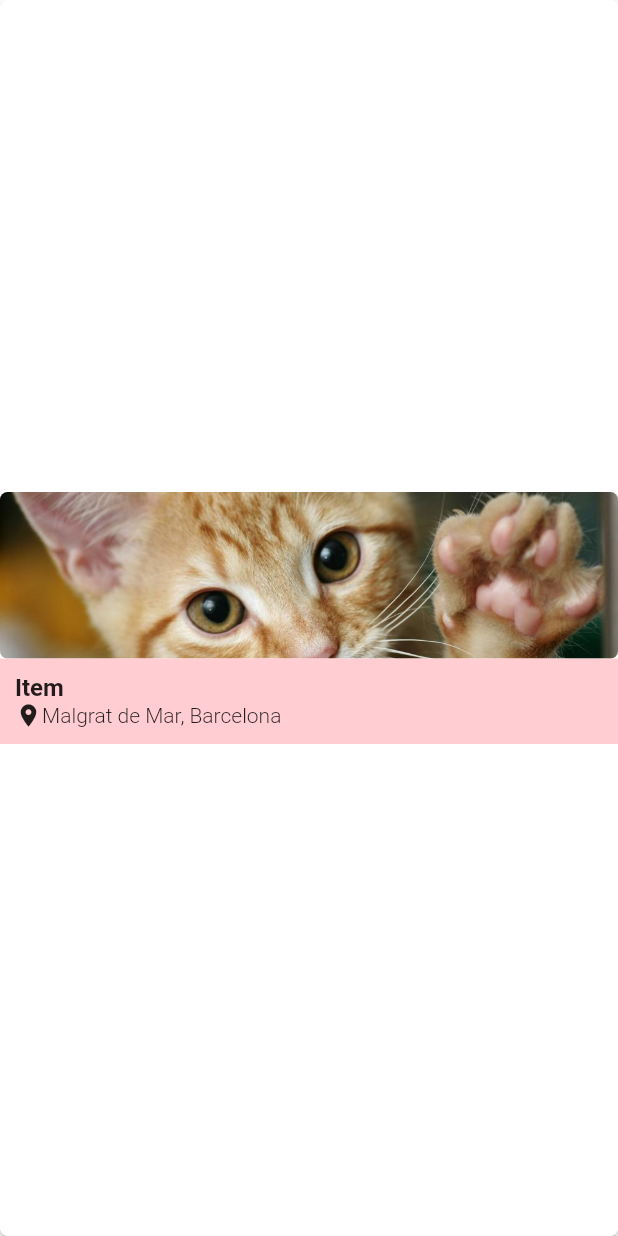
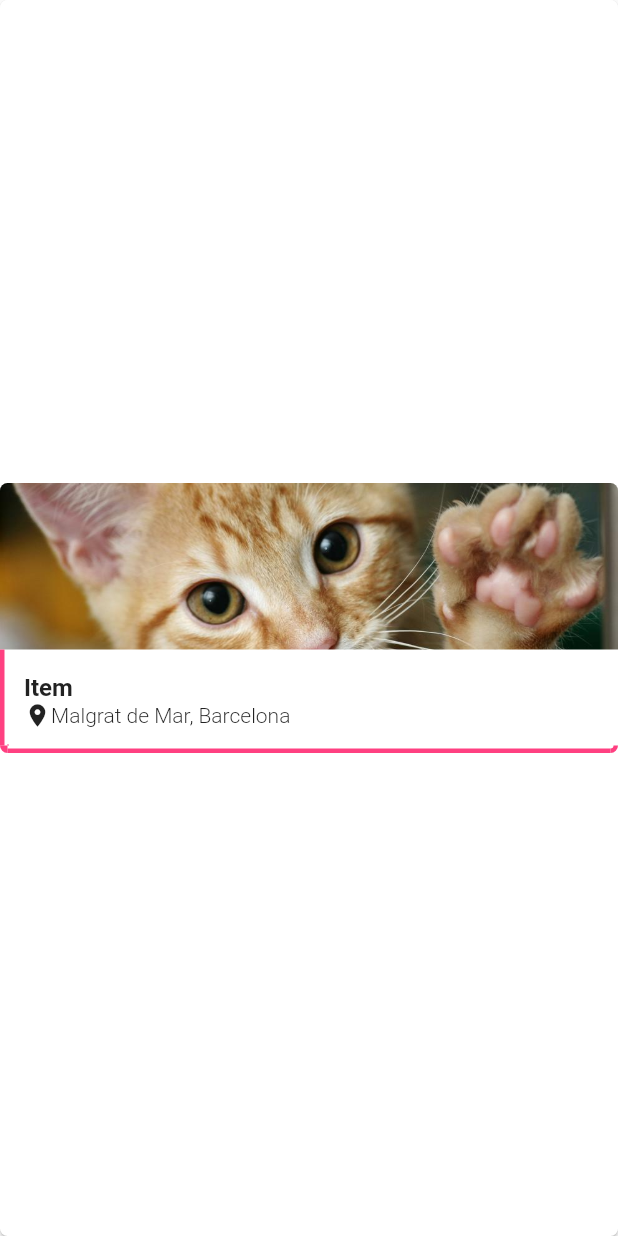
Before and after one commit to raulmabe/missing, a Flutter app: the MissingCard widget shown alone on an empty page, opened directly, on a phone screen of 412 x 824 dp. Run offline on Flutter 3.47's test engine with Material 2 defaults, Android fonts, the phone set to English and light mode, and no system bars; our stand-ins replace font_awesome_flutter, image_picker; Roboto replaces fonts that are missing (Montserrat).

Commit message:
Changed colors, now is more aesthetic. Added gradients in searchbar and changed a bit the cards

```diff
--- a/lib/themeData.dart
+++ b/lib/themeData.dart
@@ -3,8 +3,8 @@ import 'package:flutter/material.dart';
 class MyTheme extends InheritedWidget{
 
   // My Colors
-  final kPrimaryColor = const Color.fromRGBO(58, 66, 86, 1.0); //const Color(0xffFF7675);
-  final kPrimaryLight = Colors.red[100];  //const Color(0xFFffcdd2);
+  final kPrimaryColor = const Color(0xffFF7675); // const Color.fromRGBO(58, 66, 86, 1.0);
+  final kPrimaryLight =const Color(0xffEC4B5C);  //const Color(0xFFffcdd2);
   final kPrimaryDark = const Color(0xFFCC6866);
   final kSecondaryColor = const Color(0xff1abc9c);
   final kSecondaryLight = Colors.redAccent[100];
--- a/lib/ui/pages/homePage.dart
+++ b/lib/ui/pages/homePage.dart
@@ -26,7 +26,9 @@ class _HomePageState extends State<HomePage>
   }
 
   void _handleTabSelection() {
-    setState(() {});
+    setState(() {
+      _showSearchBar = true;
+    });
   }
 
   @override
--- a/lib/ui/pages/missingDetails.dart
+++ b/lib/ui/pages/missingDetails.dart
@@ -69,7 +69,10 @@ class MissingDetails extends StatelessWidget {
                     child: Container(
                       height: 300,
                       decoration: BoxDecoration(
-                          borderRadius: BorderRadius.circular(5.0),
+                          borderRadius: BorderRadius.only(
+                            topLeft: Radius.circular(5.0),
+                            topRight: Radius.circular(5.0),
+                          ),
                           image: DecorationImage(
                             fit: BoxFit.cover,
                             image: AssetImage("assets/gato1.jpg"),
@@ -144,19 +147,19 @@ class MissingDetails extends StatelessWidget {
                           padding: const EdgeInsets.symmetric(vertical: 20.0),
                           child: FlatButton(
                             shape: RoundedRectangleBorder(
-                              side: BorderSide(color: Theme.of(context).primaryColor,),
-                              borderRadius: BorderRadius.circular(50.0)
-                            ),
+                                side: BorderSide(
+                                  color: Theme.of(context).primaryColor,
+                                ),
+                                borderRadius: BorderRadius.circular(50.0)),
                             onPressed: _sharePost,
                             child: Padding(
                               padding: const EdgeInsets.all(10.0),
                               child: Text(
                                 "Share",
                                 style: TextStyle(
-                                  color: Theme.of(context).primaryColor,
-                                  fontSize: 20.0,
-                                  fontWeight: FontWeight.w300
-                                ),
+                                    color: Theme.of(context).primaryColor,
+                                    fontSize: 20.0,
+                                    fontWeight: FontWeight.w300),
                               ),
                             ),
                           ),
@@ -226,8 +229,9 @@ class MissingDetails extends StatelessWidget {
                   child: Container(
                     padding: EdgeInsets.all(15.0),
                     decoration: BoxDecoration(
-                      border: Border(right: BorderSide(color: Colors.white.withAlpha(80)))
-                    ),
+                        border: Border(
+                            right:
+                                BorderSide(color: Colors.white.withAlpha(80)))),
                     child: Icon(
                       Icons.call,
                       color: Colors.white,
@@ -248,8 +252,9 @@ class MissingDetails extends StatelessWidget {
                   child: Container(
                     padding: EdgeInsets.all(15.0),
                     decoration: BoxDecoration(
-                      border: Border(left: BorderSide(color: Colors.white.withAlpha(80)))
-                    ),
+                        border: Border(
+                            left:
+                                BorderSide(color: Colors.white.withAlpha(80)))),
                     child: Icon(
                       Icons.chat,
                       color: Colors.white,
@@ -264,7 +269,7 @@ class MissingDetails extends StatelessWidget {
     );
   }
 
-  void _sharePost() async{
+  void _sharePost() async {
     print("Sharing post");
   }
 
--- a/lib/ui/pages/upload/secondBody.dart
+++ b/lib/ui/pages/upload/secondBody.dart
@@ -174,7 +174,7 @@ class _SecondBodyState extends State<SecondBody> {
     List<Widget> list = [];
     for (int i = 0; i < tags.length; ++i) {
       list.add(Chip(
-        label: Text(tags[i]),
+        label: Text(tags[i], style: TextStyle(color: Colors.white)),
         onDeleted: () => deleteTag(tags[i]),
         backgroundColor: Theme.of(context).primaryColor.withAlpha(150),
       ));
--- /dev/null
+++ b/lib/ui/widgets/customBorder.dart
@@ -0,0 +1,268 @@
+import 'dart:math';
+
+import 'package:flutter/painting.dart';
+
+/// A rectangular border with rounded corners.
+///
+/// Typically used with [ShapeDecoration] to draw a box with a rounded
+/// rectangle for which each side/corner has different specifications such as color, width....
+///
+///
+/// See also:
+///
+///  * [CustomRoundedRectangleBorder], which is similar to this class, but with less options to controll the appearance of each side/corner.
+///  * [BorderSide], which is used to describe each side of the box.
+///  * [Border], which, when used with [BoxDecoration], can also
+///    describe a rounded rectangle.
+class CustomRoundedRectangleBorder extends ShapeBorder {
+  /// Creates a custom rounded rectangle border.
+  /// Custom meaning that every single side/corner is controlled individually
+  /// which grants the possibility to leave out borders, give each border a different color...
+  ///
+  /// The arguments must not be null.
+  const CustomRoundedRectangleBorder({
+    this.leftSide,
+    this.rightSide,
+    this.topSide,
+    this.bottomSide,
+    this.topLeftCornerSide,
+    this.topRightCornerSide,
+    this.bottomLeftCornerSide,
+    this.bottomRightCornerSide,
+    this.borderRadius: BorderRadius.zero,
+  })  : assert(borderRadius != null);
+
+
+  /// The style for the left side border.
+  final BorderSide leftSide;
+  /// The style for the right side border.
+  final BorderSide rightSide;
+  /// The style for the top side border.
+  final BorderSide topSide;
+  /// The style for the bottom side border.
+  final BorderSide bottomSide;
+  /// The style for the top left corner side border.
+  final BorderSide topLeftCornerSide;
+  /// The style for the top right corner side border.
+  final BorderSide topRightCornerSide;
+  /// The style for the bottom left corner side border.
+  final BorderSide bottomLeftCornerSide;
+  /// The style for the bottom right corner side border.
+  final BorderSide bottomRightCornerSide;
+
+  double get biggestWidth => max(
+      max(
+          max(
+              max(
+                  max(
+                      max(max(topSide?.width ?? 0.0, rightSide?.width ?? 0.0),
+                          bottomSide?.width ?? 0.0),
+                      leftSide?.width ?? 0.0),
+                  bottomRightCornerSide?.width ?? 0.0),
+              bottomLeftCornerSide?.width ?? 0.0),
+          topRightCornerSide?.width ?? 0.0),
+      topLeftCornerSide?.width ?? 0.0);
+
+  /// The radii for each corner.
+  final BorderRadius borderRadius;
+
+  @override
+  EdgeInsetsGeometry get dimensions {
+    return new EdgeInsets.all(biggestWidth);
+  }
+
+  @override
+  ShapeBorder scale(double t) {
+    return new CustomRoundedRectangleBorder(
+      topSide: topSide?.scale(t) ,
+      leftSide: leftSide?.scale(t),
+      bottomSide: bottomSide?.scale(t),
+      rightSide: bottomSide?.scale(t),
+      topLeftCornerSide: topLeftCornerSide?.scale(t),
+      topRightCornerSide: topRightCornerSide?.scale(t),
+      bottomLeftCornerSide: bottomLeftCornerSide?.scale(t),
+      bottomRightCornerSide: bottomRightCornerSide?.scale(t),
+      borderRadius: borderRadius * t,
+    );
+  }
+
+  @override
+  ShapeBorder lerpFrom(ShapeBorder a, double t) {
+    assert(t != null);
+    if (a is CustomRoundedRectangleBorder) {
+      return new CustomRoundedRectangleBorder(
+        topSide: topSide == null ? null : BorderSide.lerp(a.topSide, topSide, t),
+        leftSide: leftSide == null ? null : BorderSide.lerp(a.leftSide, leftSide, t),
+        bottomSide: bottomSide == null ? null : BorderSide.lerp(a.bottomSide, bottomSide, t),
+        rightSide: rightSide == null ? null : BorderSide.lerp(a.rightSide, rightSide, t),
+        topLeftCornerSide: topLeftCornerSide == null ? null : BorderSide.lerp(a.topLeftCornerSide, topLeftCornerSide, t),
+        topRightCornerSide: topRightCornerSide == null ? null : BorderSide.lerp(a.topRightCornerSide, topRightCornerSide, t),
+        bottomLeftCornerSide: bottomLeftCornerSide == null ? null : BorderSide.lerp(a.bottomLeftCornerSide, bottomLeftCornerSide, t),
+        bottomRightCornerSide: bottomRightCornerSide == null ? null : BorderSide.lerp(a.bottomRightCornerSide, bottomRightCornerSide, t),
+        borderRadius: BorderRadius.lerp(a.borderRadius, borderRadius, t),
+      );
+    }
+    return super.lerpFrom(a, t);
+  }
+
+  @override
+  ShapeBorder lerpTo(ShapeBorder b, double t) {
+    assert(t != null);
+    if (b is CustomRoundedRectangleBorder) {
+      return new CustomRoundedRectangleBorder(
+        topSide: topSide == null ? null : BorderSide.lerp(topSide, b.topSide, t),
+        leftSide: leftSide == null ? null : BorderSide.lerp(leftSide, b.leftSide, t),
+        bottomSide: bottomSide == null ? null : BorderSide.lerp(bottomSide, b.bottomSide, t),
+        rightSide: rightSide == null ? null : BorderSide.lerp(rightSide, b.rightSide, t),
+        topLeftCornerSide: topLeftCornerSide == null ? null : BorderSide.lerp(topLeftCornerSide, b.topLeftCornerSide, t),
+        topRightCornerSide: topRightCornerSide == null ? null : BorderSide.lerp(topRightCornerSide, b.topRightCornerSide, t),
+        bottomLeftCornerSide: bottomLeftCornerSide == null ? null : BorderSide.lerp(bottomLeftCornerSide, b.bottomLeftCornerSide, t),
+        bottomRightCornerSide: bottomRightCornerSide == null ? null : BorderSide.lerp(bottomRightCornerSide, b.bottomRightCornerSide, t),
+        borderRadius: BorderRadius.lerp(borderRadius, b.borderRadius, t),
+      );
+    }
+    return super.lerpTo(b, t);
+  }
+
+  @override
+  Path getInnerPath(Rect rect, {TextDirection textDirection}) {
+    return new Path()
+      ..addRRect(borderRadius.resolve(textDirection).toRRect(rect).deflate(biggestWidth));
+  }
+
+  @override
+  Path getOuterPath(Rect rect, {TextDirection textDirection}) {
+    return new Path()
+      ..addRRect(borderRadius.resolve(textDirection).toRRect(rect));
+  }
+
+  @override
+  void paint(Canvas canvas, Rect rect, {TextDirection textDirection}) {
+    Paint paint;
+
+    paint = createPaintForBorder(topLeftCornerSide);
+    if (borderRadius.topLeft.x != 0.0 && paint != null) {
+      canvas.drawArc(
+        rectForCorner(
+            topLeftCornerSide?.width, rect.topLeft, borderRadius.topLeft, 1, 1),
+        pi / 2 * 2,
+        pi / 2,
+        false,
+        paint,
+      );
+    }
+
+    paint = createPaintForBorder(topSide);
+    if (paint != null) {
+      canvas.drawLine(
+          rect.topLeft +
+              new Offset(
+                  borderRadius.topLeft.x +
+                      (borderRadius.topLeft.x == 0 ? (leftSide?.width ?? 0.0) : 0.0),
+                  (topSide?.width ?? 0.0) / 2),
+          rect.topRight + new Offset(-borderRadius.topRight.x, (topSide?.width ?? 0.0) / 2),
+          paint);
+    }
+
+    paint = createPaintForBorder(topRightCornerSide);
+    if (borderRadius.topRight.x != 0.0 && paint != null) {
+      canvas.drawArc(
+        rectForCorner(topRightCornerSide?.width, rect.topRight,
+            borderRadius.topRight, -1, 1),
+        pi / 2 * 3,
+        pi / 2,
+        false,
+        paint,
+      );
+    }
+
+    paint = createPaintForBorder(rightSide);
+    if (paint != null) {
+      canvas.drawLine(
+          rect.topRight +
+              new Offset(
+                  -1 * (rightSide?.width ?? 0.0) / 2,
+                  borderRadius.topRight.y +
+                      (borderRadius.topRight.x == 0 ? (topSide?.width ?? 0.0) : 0.0)),
+          rect.bottomRight +
+              new Offset(-1 * (rightSide?.width ?? 0.0) / 2, -borderRadius.bottomRight.y),
+          paint);
+    }
+
+    paint = createPaintForBorder(bottomRightCornerSide);
+    if (borderRadius.bottomRight.x != 0.0 && paint != null) {
+      canvas.drawArc(
+        rectForCorner(bottomRightCornerSide?.width, rect.bottomRight,
+            borderRadius.bottomRight, -1, -1),
+        pi / 2 * 0,
+        pi / 2,
+        false,
+        paint,
+      );
+    }
+
+    paint = createPaintForBorder(bottomSide);
+    if (paint != null) {
+      canvas.drawLine(
+          rect.bottomRight +
+              new Offset(
+                  -borderRadius.bottomRight.x -
+                      (borderRadius.bottomRight.x == 0 ? (rightSide?.width ?? 0.0) : 0.0),
+                  -1 * (bottomSide?.width ?? 0.0) / 2),
+          rect.bottomLeft +
+              new Offset(borderRadius.bottomLeft.x, -1 * (bottomSide?.width ?? 0.0) / 2),
+          paint);
+    }
+
+    paint = createPaintForBorder(bottomLeftCornerSide);
+    if (borderRadius.bottomLeft.x != 0.0 && paint != null) {
+      canvas.drawArc(
+        rectForCorner(bottomLeftCornerSide?.width, rect.bottomLeft,
+            borderRadius.bottomLeft, 1, -1),
+        pi / 2 * 1,
+        pi / 2,
+        false,
+        paint,
+      );
+    }
+
+    paint = createPaintForBorder(leftSide);
+    if (paint != null) {
+      canvas.drawLine(
+          rect.bottomLeft +
+              new Offset(
+                  (leftSide?.width ?? 0.0) / 2,
+                  -borderRadius.bottomLeft.y -
+                      (borderRadius.bottomLeft.x == 0 ? (bottomSide?.width ?? 0.0) : 0.0)),
+          rect.topLeft + new Offset((leftSide?.width ?? 0.0) / 2, borderRadius.topLeft.y),
+          paint);
+    }
+  }
+
+  Rect rectForCorner(
+      double sideWidth, Offset offset, Radius radius, num signX, num signY) {
+    if (sideWidth == null)
+      sideWidth = 0.0;
+    double d = sideWidth / 2;
+    double borderRadiusX = radius.x - d;
+    double borderRadiusY = radius.y - d;
+    Rect rect = Rect.fromPoints(
+        offset + Offset(signX.sign * d, signY.sign * d),
+        offset +
+            Offset(signX.sign * d, signY.sign * d) +
+            Offset(signX.sign * 2 * borderRadiusX,
+                signY.sign * 2 * borderRadiusY));
+
+    return rect;
+  }
+
+  Paint createPaintForBorder(BorderSide side) {
+    if (side == null)
+      return null;
+
+    return new Paint()
+      ..style = PaintingStyle.stroke
+      ..color = side.color
+      ..strokeWidth = side.width;
+  }
+}
--- a/lib/ui/widgets/missingCards.dart
+++ b/lib/ui/widgets/missingCards.dart
@@ -2,23 +2,30 @@ import 'package:flutter/material.dart';
 import 'dart:math';
 import '../pages/missingDetails.dart';
 import '../../types.dart';
+import '../widgets/customBorder.dart';
 
 class MissingCard extends StatefulWidget {
-
   final int id;
   final String title, description, location;
   final List<String> tags;
   final AppType type;
   final bool missing;
 
-  MissingCard({@required this.id, @required this.title, @required this.description, this.location, this.tags, this.missing, this.type});
+  MissingCard(
+      {@required this.id,
+      @required this.title,
+      @required this.description,
+      this.location,
+      this.tags,
+      this.missing,
+      this.type});
 
   @override
-  _MissingCardState createState() => _MissingCardState(id,title, description, location, tags,missing, type);
+  _MissingCardState createState() =>
+      _MissingCardState(id, title, description, location, tags, missing, type);
 }
 
 class _MissingCardState extends State<MissingCard> {
-
   int id;
 
   String title, description, location;
@@ -26,17 +33,28 @@ class _MissingCardState extends State<MissingCard> {
   AppType type;
   bool missing;
 
-  _MissingCardState(this.id, this.title, this.description, this.location, this.tags, this.missing,this.type){
+  double height = (new Random().nextDouble() * 100) + 100;
+
+  _MissingCardState(this.id, this.title, this.description, this.location,
+      this.tags, this.missing, this.type) {
     assert(id != null);
     assert(type != null);
-    if(missing == null) missing = new Random().nextBool();
-    if(title == null) title = "Item";
-    if(description == null) description = "Lorem ipsum dolor sit amet, consectetur adipiscing elit, sed do eiusmod tempor incididunt ut labore et dolore magna aliqua. Ut enim ad minim veniam, quis nostrud exercitation ullamco laboris nisi ut aliquip ex ea commodo consequat. Duis aute irure dolor in reprehenderit in voluptate velit esse cillum dolore eu fugiat nulla pariatur. Excepteur sint occaecat cupidatat non proident, sunt in culpa qui officia deserunt mollit anim id est laborum.";
-    if(location == null) location = "Malgrat de Mar, Barcelona";
-    if(tags == null) {
+    if (missing == null) missing = new Random().nextBool();
+    if (title == null) title = "Item";
+    if (description == null)
+      description =
+          "Lorem ipsum dolor sit amet, consectetur adipiscing elit, sed do eiusmod tempor incididunt ut labore et dolore magna aliqua. Ut enim ad minim veniam, quis nostrud exercitation ullamco laboris nisi ut aliquip ex ea commodo consequat. Duis aute irure dolor in reprehenderit in voluptate velit esse cillum dolore eu fugiat nulla pariatur. Excepteur sint occaecat cupidatat non proident, sunt in culpa qui officia deserunt mollit anim id est laborum.";
+    if (location == null) location = "Malgrat de Mar, Barcelona";
+    if (tags == null) {
       tags = [];
       tags.addAll(["gato", "claro", "sua", "pequeña"]);
     }
+  }
+
+  @override
+  void initState() {
+    // TODO: implement initState
+    super.initState();
   }
 
   @override
@@ -46,7 +64,7 @@ class _MissingCardState extends State<MissingCard> {
         borderRadius: BorderRadius.circular(5.0),
         color: Colors.white,
         child: InkWell(
-        onTap: (){
+          onTap: () {
             Navigator.push(
               context,
               MaterialPageRoute(
@@ -69,18 +87,44 @@ class _MissingCardState extends State<MissingCard> {
               Hero(
                 tag: id,
                 child: Container(
-                height: (new Random().nextDouble() * 100) + 100,
+                  height: height,
                   decoration: BoxDecoration(
-                  borderRadius: BorderRadius.circular(5.0),
+                      borderRadius: BorderRadius.only(
+                        topLeft: Radius.circular(5.0),
+                        topRight: Radius.circular(5.0),
+                      ),
                       image: DecorationImage(
                         fit: BoxFit.cover,
                         image: AssetImage("assets/gato1.jpg"),
-                  )
-                ),
+                      )),
                 ),
               ),
               Container(
-              color: missing ? Colors.red[100] : Colors.green[100],
+                //     missing ? Colors.redAccent : Colors.greenAccent
+                decoration: ShapeDecoration(
+                    color: Colors.transparent,
+                    shape: CustomRoundedRectangleBorder(
+                      leftSide: BorderSide(
+                          color:
+                              missing ? Colors.pinkAccent : Colors.greenAccent,
+                          width: 3.0),
+                      bottomSide: BorderSide(
+                          color:
+                              missing ? Colors.pinkAccent : Colors.greenAccent,
+                          width: 3.0),
+                      bottomLeftCornerSide: BorderSide(
+                          color:
+                              missing ? Colors.pinkAccent : Colors.greenAccent,
+                          width: 6.0),
+                      bottomRightCornerSide: BorderSide(
+                          color:
+                              missing ? Colors.pinkAccent : Colors.greenAccent,
+                          width: 3.0),
+                      borderRadius: BorderRadius.only(
+                        bottomLeft: Radius.circular(5.0),
+                        bottomRight: Radius.circular(5.0),
+                         ),
+                    )),
                 padding: EdgeInsets.all(10.0),
                 child: Column(
                   mainAxisAlignment: MainAxisAlignment.start,
@@ -115,7 +159,6 @@ class _MissingCardState extends State<MissingCard> {
               ),
             ],
           ),
-      )
-    );
+        ));
   }
 }
--- a/lib/ui/widgets/searchBar.dart
+++ b/lib/ui/widgets/searchBar.dart
@@ -10,8 +10,19 @@ class _SearchBarState extends State<SearchBar> {
   Widget build(BuildContext context) {
     return Material(
       borderRadius: BorderRadius.circular(50.0),
-      color: Theme.of(context).primaryColor,
+      color: Colors.transparent,
       elevation: 12.0,
+      child: Container(
+        decoration: BoxDecoration(
+          borderRadius: BorderRadius.circular(50.0),
+          gradient: LinearGradient(
+            colors: [
+              Theme.of(context).primaryColorLight,
+              Theme.of(context).primaryColor,
+
+            ]
+          )
+        ),
         child: Padding(
           padding: EdgeInsets.all(10.0),
           child: Stack(
@@ -37,6 +48,7 @@ class _SearchBarState extends State<SearchBar> {
                 size: 25.0,
               )
             ],
+          ),
         ),
       )
     );
```
Also changed, not shown: 5 other files. Lines whose indentation alone changed are shown as unchanged.
